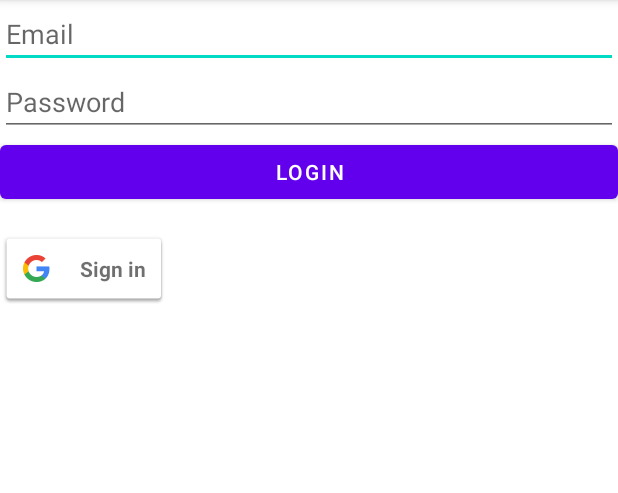
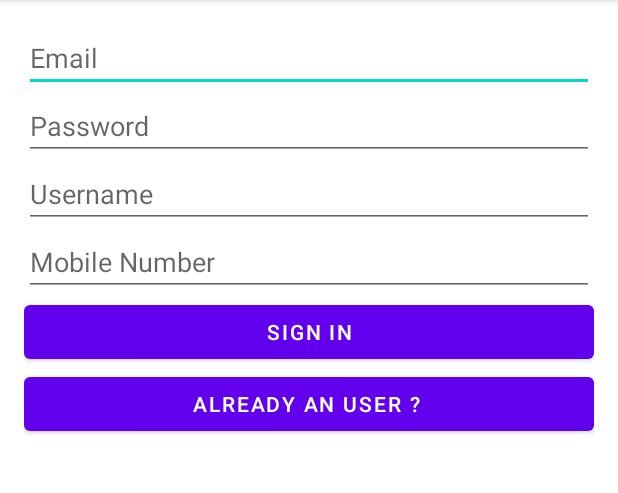
Before and after one commit to Nish1779/immigrant, an Android app: the screen it shows after launch (LoginScreen before the commit, SigninScreen after it), on a phone screen of 412 x 824 dp, the part 84-577 px from its top. Run offline under Robolectric (Android 15) with nearby library versions, the phone set to English and light mode, and no system bars; our stand-ins replace Firebase (no records; nobody signed in at launch, a user with empty details on screens opened directly).

Commit message:
login_signup Done

```diff
--- a/app/build.gradle
+++ b/app/build.gradle
@@ -29,7 +29,7 @@ android {
 }
 
 dependencies {
-
+    implementation 'com.google.firebase:firebase-firestore:23.0.3'
     implementation 'com.google.firebase:firebase-auth'
     implementation platform('com.google.firebase:firebase-bom:32.1.0')
     implementation 'androidx.appcompat:appcompat:1.5.1'
@@ -37,6 +37,7 @@ dependencies {
     implementation 'androidx.constraintlayout:constraintlayout:2.1.4'
     implementation 'com.google.firebase:firebase-auth:21.0.6'
     implementation 'com.google.android.gms:play-services-auth:19.0.0'
+    implementation 'com.google.firebase:firebase-database:20.2.2'
     testImplementation 'junit:junit:4.13.2'
     androidTestImplementation 'androidx.test.ext:junit:1.1.4'
     androidTestImplementation 'androidx.test.espresso:espresso-core:3.5.0'
--- a/app/src/main/java/com/example/immigrant/LoginScreen.java
+++ b/app/src/main/java/com/example/immigrant/LoginScreen.java
@@ -5,6 +5,7 @@ import androidx.appcompat.app.AppCompatActivity;
 import android.content.Intent;
 import android.os.Bundle;
 import android.util.Log;
+import android.view.View;
 import android.widget.Button;
 import android.widget.EditText;
 import android.widget.Toast;
@@ -26,12 +27,12 @@ import com.google.firebase.auth.FirebaseUser;
 public class LoginScreen extends AppCompatActivity {
 
     private static final int RC_SIGN_IN = 9001;
-    private static final String TAG = "Login failed from the ggogle side";
+    private static final String TAG = "Login failed from the google side";
     private FirebaseAuth firebaseAuth;
     private GoogleSignInClient googleSignInClient;
     private EditText emailEditText;
     private EditText passwordEditText;
-    private Button loginButton;
+    private Button loginButton,gosigninButton;
 
     @Override
     protected void onCreate(Bundle savedInstanceState) {
@@ -45,6 +46,15 @@ public class LoginScreen extends AppCompatActivity {
         emailEditText = findViewById(R.id.emailEditText);
         passwordEditText = findViewById(R.id.passwordEditText);
         loginButton = findViewById(R.id.loginButton);
+        gosigninButton = findViewById(R.id.gosigninButton);
+
+        gosigninButton.setOnClickListener(new View.OnClickListener() {
+            @Override
+            public void onClick(View v) {
+                startActivity(new Intent(LoginScreen.this, SigninScreen.class));
+            }
+        });
+
         loginButton.setOnClickListener(view -> {
             String email = emailEditText.getText().toString();
             String password = passwordEditText.getText().toString();
--- /dev/null
+++ b/app/src/main/java/com/example/immigrant/SigninScreen.java
@@ -0,0 +1,109 @@
+package com.example.immigrant;
+
+import androidx.appcompat.app.AppCompatActivity;
+
+import android.content.Intent;
+import android.os.Bundle;
+import android.view.View;
+import android.widget.Button;
+import android.widget.EditText;
+import android.widget.Toast;
+
+import com.google.firebase.auth.FirebaseAuth;
+import com.google.firebase.auth.FirebaseUser;
+import com.google.firebase.firestore.DocumentReference;
+import com.google.firebase.firestore.FirebaseFirestore;
+
+import java.util.HashMap;
+import java.util.Map;
+
+public class SigninScreen extends AppCompatActivity {
+
+
+    private FirebaseAuth firebaseAuth;
+    private FirebaseFirestore firestore;
+    private EditText emailEditText;
+    private EditText passwordEditText;
+    private EditText usernameEditText;
+    private EditText mobileNumberEditText;
+    private Button signInButton,gologinInButton;
+
+
+    @Override
+    protected void onCreate(Bundle savedInstanceState) {
+        super.onCreate(savedInstanceState);
+        setContentView(R.layout.activity_signin_screen);
+
+// connecting with the firestore
+        firebaseAuth = FirebaseAuth.getInstance();
+        firestore = FirebaseFirestore.getInstance();
+
+        // Getting all the details pof the variables
+        emailEditText = findViewById(R.id.emailEditText);
+        passwordEditText = findViewById(R.id.passwordEditText);
+        usernameEditText = findViewById(R.id.usernameEditText);
+        mobileNumberEditText = findViewById(R.id.mobileNumberEditText);
+        signInButton = findViewById(R.id.signInButton);
+        gologinInButton = findViewById(R.id.gologinInButton);
+
+        signInButton.setOnClickListener(view -> {
+            String email = emailEditText.getText().toString();
+            String password = passwordEditText.getText().toString();
+            String username = usernameEditText.getText().toString();
+            String mobileNumber = mobileNumberEditText.getText().toString();
+
+            // Perform input validation if needed
+
+            createUserWithEmailAndPassword(email, password, username, mobileNumber);
+        });
+
+        gologinInButton.setOnClickListener(new View.OnClickListener() {
+            @Override
+            public void onClick(View v) {
+                startActivity(new Intent(SigninScreen.this, LoginScreen.class));
+            }
+        });
+
+    }
+
+    // To create the new user in the firestore
+
+    private void createUserWithEmailAndPassword(String email, String password, String username, String mobileNumber) {
+        firebaseAuth.createUserWithEmailAndPassword(email, password)
+                .addOnCompleteListener(task -> {
+                    if (task.isSuccessful()) {
+                        // User creation successful
+                        FirebaseUser user = firebaseAuth.getCurrentUser();
+                        String userId = user.getUid();
+
+                        // Store user data in Firestore
+                        storeUserData(userId, email, username, mobileNumber);
+
+                        // Proceed with your app logic for a signed-in user
+                    } else {
+                        // User creation failed
+                        Toast.makeText(SigninScreen.this, "Failed to create user: " + task.getException().getMessage(), Toast.LENGTH_SHORT).show();
+                    }
+                });
+    }
+
+// to store the user dta into the firestore
+    private void storeUserData(String userId, String email, String username, String mobileNumber) {
+        DocumentReference userRef = firestore.collection("users").document(userId);
+
+        Map<String, Object> userData = new HashMap<>();
+        userData.put("email", email);
+        userData.put("username", username);
+        userData.put("mobileNumber", mobileNumber);
+
+        userRef.set(userData)
+                .addOnSuccessListener(aVoid -> {
+                    // User data stored successfully
+                })
+                .addOnFailureListener(e -> {
+                    // Error occurred while storing user data
+                    Toast.makeText(SigninScreen.this, "Failed to store user data: " + e.getMessage(), Toast.LENGTH_SHORT).show();
+                });
+    }
+
+}
--- a/app/src/main/java/com/example/immigrant/SplashScreen.java
+++ b/app/src/main/java/com/example/immigrant/SplashScreen.java
@@ -16,7 +16,7 @@ public class SplashScreen extends AppCompatActivity {
         // this is for the splash screen.
         new Handler().postDelayed(new Runnable() {
             public void run() {
-                startActivity(new Intent(SplashScreen.this, LoginScreen.class));
+                startActivity(new Intent(SplashScreen.this, SigninScreen.class));
                 finish();
 
             }
--- /dev/null
+++ b/app/src/main/res/drawable/btn_create.xml
@@ -0,0 +1,5 @@
+<vector android:height="24dp" android:tint="#000000"
+    android:viewportHeight="24" android:viewportWidth="24"
+    android:width="24dp" xmlns:android="http://schemas.android.com/apk/res/android">
+    <path android:fillColor="@android:color/white" android:pathData="M3,17.25V21h3.75L17.81,9.94l-3.75,-3.75L3,17.25zM20.71,7.04c0.39,-0.39 0.39,-1.02 0,-1.41l-2.34,-2.34c-0.39,-0.39 -1.02,-0.39 -1.41,0l-1.83,1.83 3.75,3.75 1.83,-1.83z"/>
+</vector>
--- /dev/null
+++ b/app/src/main/res/drawable/btn_join.xml
@@ -0,0 +1,5 @@
+<vector android:height="24dp" android:tint="#000000"
+    android:viewportHeight="24" android:viewportWidth="24"
+    android:width="24dp" xmlns:android="http://schemas.android.com/apk/res/android">
+    <path android:fillColor="@android:color/white" android:pathData="M19,13h-6v6h-2v-6H5v-2h6V5h2v6h6v2z"/>
+</vector>
--- /dev/null
+++ b/app/src/main/res/layout/activity_signin_screen.xml
@@ -0,0 +1,60 @@
+<!-- activity_login_screen.xml -->
+
+<LinearLayout
+    xmlns:android="http://schemas.android.com/apk/res/android"
+    xmlns:tools="http://schemas.android.com/tools"
+    android:layout_width="match_parent"
+    android:layout_height="match_parent"
+    android:orientation="vertical"
+    android:padding="16dp"
+    tools:context=".SigninScreen">
+
+    <EditText
+        android:id="@+id/emailEditText"
+        android:layout_width="match_parent"
+        android:layout_height="wrap_content"
+        android:hint="Email"
+        android:inputType="textEmailAddress"
+        android:imeOptions="actionNext"
+        />
+
+    <EditText
+        android:id="@+id/passwordEditText"
+        android:layout_width="match_parent"
+        android:layout_height="wrap_content"
+        android:hint="Password"
+        android:inputType="textPassword"
+        android:imeOptions="actionNext"
+        />
+
+    <EditText
+        android:id="@+id/usernameEditText"
+        android:layout_width="match_parent"
+        android:layout_height="wrap_content"
+        android:hint="Username"
+        android:imeOptions="actionNext"
+        />
+
+    <EditText
+        android:id="@+id/mobileNumberEditText"
+        android:layout_width="match_parent"
+        android:layout_height="wrap_content"
+        android:hint="Mobile Number"
+        android:inputType="phone"
+        android:imeOptions="actionDone"
+        />
+
+    <Button
+        android:id="@+id/signInButton"
+        android:layout_width="match_parent"
+        android:layout_height="wrap_content"
+        android:text="Sign In"
+        />
+
+    <Button
+        android:id="@+id/gologinInButton"
+        android:layout_width="match_parent"
+        android:layout_height="wrap_content"
+        android:text="Already An User ? "
+        />
+</LinearLayout>
```
Also changed, not shown: app/src/main/AndroidManifest.xml (+12 -3 lines), app/src/main/java/com/example/immigrant/GroupmanagementActivity.java (added, +136 -0 lines), app/src/main/java/com/example/immigrant/JoinOption.java (added, +76 -0 lines), app/src/main/res/layout/activity_groupmanagement.xml (added, +9 -0 lines), app/src/main/res/layout/activity_join_option.xml (added, +50 -0 lines), app/src/main/res/layout/activity_login_screen.xml (+9 -2 lines).
